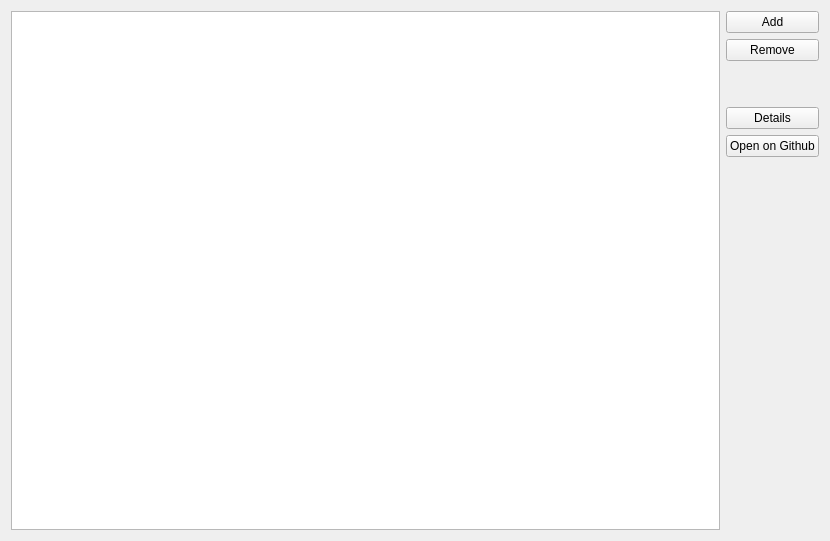
First picture: the form in src/ui/skeletons/form_repository_table.ui, repository 132nd-etcher/EASI, before the edit.
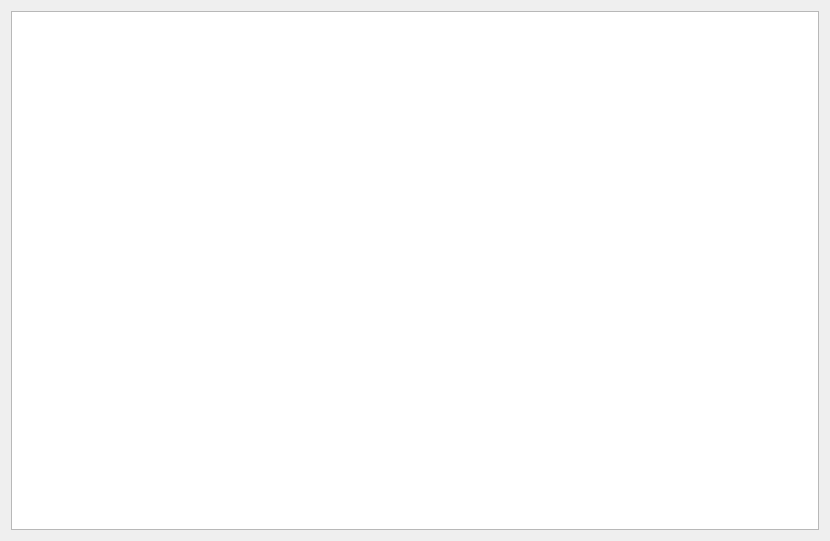
Second picture: the form after the edit.

Commit message: removed btns from skeleton file

Patch:
```diff
--- a/src/ui/skeletons/form_repository_table.ui
+++ b/src/ui/skeletons/form_repository_table.ui
@@ -13,70 +13,12 @@
   <property name="windowTitle">
    <string>Form</string>
   </property>
-  <layout class="QHBoxLayout" name="horizontalLayout">
+  <layout class="QHBoxLayout" name="horizontalLayout" stretch="1,0">
    <item>
     <widget class="QTableView" name="table"/>
    </item>
    <item>
-    <layout class="QVBoxLayout" name="verticalLayout">
-     <item>
-      <widget class="QPushButton" name="btn_add">
-       <property name="text">
-        <string>Add</string>
-       </property>
-      </widget>
-     </item>
-     <item>
-      <widget class="QPushButton" name="btn_remove">
-       <property name="text">
-        <string>Remove</string>
-       </property>
-      </widget>
-     </item>
-     <item>
-      <spacer name="verticalSpacer_2">
-       <property name="orientation">
-        <enum>Qt::Vertical</enum>
-       </property>
-       <property name="sizeType">
-        <enum>QSizePolicy::Fixed</enum>
-       </property>
-       <property name="sizeHint" stdset="0">
-        <size>
-         <width>20</width>
-         <height>40</height>
-        </size>
-       </property>
-      </spacer>
-     </item>
-     <item>
-      <widget class="QPushButton" name="btn_details">
-       <property name="text">
-        <string>Details</string>
-       </property>
-      </widget>
-     </item>
-     <item>
-      <widget class="QPushButton" name="btn_open_on_gh">
-       <property name="text">
-        <string>Open on Github</string>
-       </property>
-      </widget>
-     </item>
-     <item>
-      <spacer name="verticalSpacer">
-       <property name="orientation">
-        <enum>Qt::Vertical</enum>
-       </property>
-       <property name="sizeHint" stdset="0">
-        <size>
-         <width>20</width>
-         <height>40</height>
-        </size>
-       </property>
-      </spacer>
-     </item>
-    </layout>
+    <layout class="QVBoxLayout" name="verticalLayout"/>
    </item>
   </layout>
  </widget>
```
The commit also changes 1 other file.
